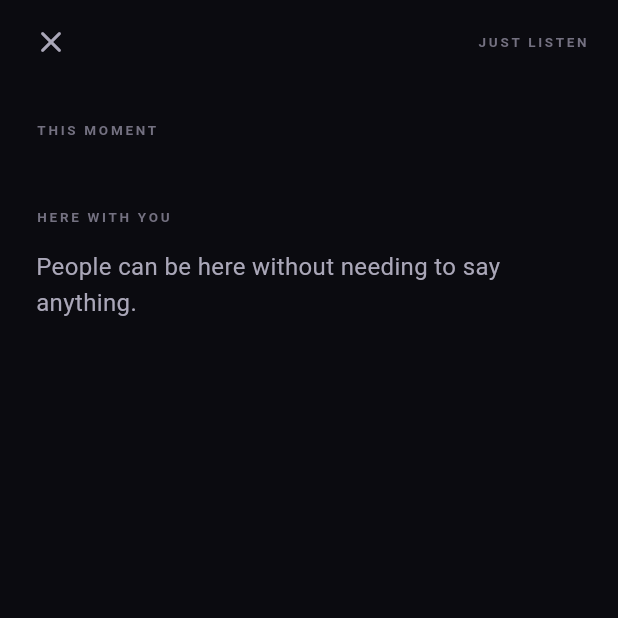
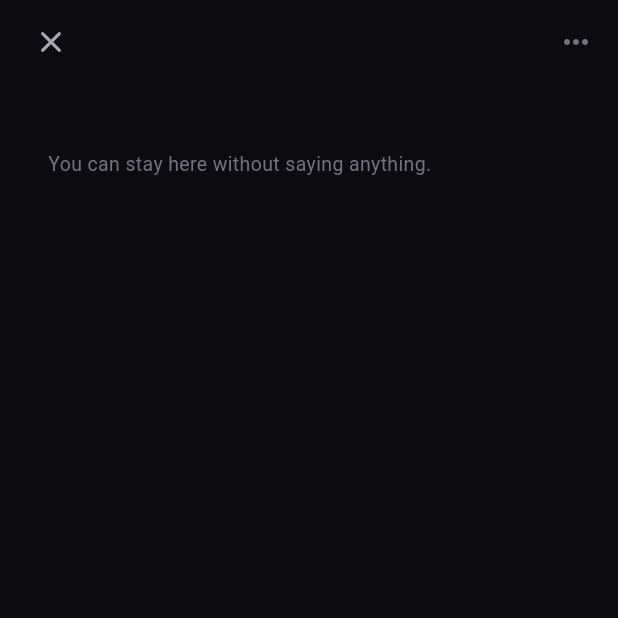
Before and after one commit to noyajesse/ventvo, a Flutter app: the SpaceScreen screen opened directly with empty values, on a phone screen of 412 x 824 dp, the top half of it. Run offline on Flutter 3.47's test engine with Material 3 defaults, Android fonts, the phone set to English and light mode, and no system bars; our stand-ins replace flutter_riverpod, shared_preferences; accounts and stored records are empty.

Commit message:
refine: make Space immersive around the Moment

```diff
--- a/lib/features/spaces/screens/space_screen.dart
+++ b/lib/features/spaces/screens/space_screen.dart
@@ -82,6 +82,7 @@ class _SpaceScreenState extends ConsumerState<SpaceScreen> {
     await ref.read(spaceProvider.notifier).addMoment(widget.space.id, moment.id);
     if (!mounted) return;
     controller.clear();
+    setState(() {});
   }
 
   @override
@@ -113,7 +114,7 @@ class _SpaceScreenState extends ConsumerState<SpaceScreen> {
   }
 
   Widget _header() => Padding(
-        padding: const EdgeInsets.fromLTRB(10, 4, 20, 4),
+        padding: const EdgeInsets.fromLTRB(10, 4, 16, 4),
         child: Row(
           children: [
             IconButton(
@@ -121,15 +122,7 @@ class _SpaceScreenState extends ConsumerState<SpaceScreen> {
               icon: const Icon(Icons.close_rounded, color: VentvoColors.textSecondary),
             ),
             const Spacer(),
-            Text(
-              widget.space.isJustListen ? 'JUST LISTEN' : 'OPEN DISCUSSION',
-              style: const TextStyle(
-                color: VentvoColors.textMuted,
-                fontSize: 9,
-                fontWeight: FontWeight.w700,
-                letterSpacing: 1.8,
-              ),
-            ),
+            const Icon(Icons.more_horiz_rounded, color: VentvoColors.textMuted),
           ],
         ),
       );
@@ -142,49 +135,27 @@ class _SpaceScreenState extends ConsumerState<SpaceScreen> {
 
     return ListView(
       physics: const BouncingScrollPhysics(),
-      padding: const EdgeInsets.fromLTRB(24, 24, 24, 36),
+      padding: const EdgeInsets.fromLTRB(24, 10, 24, 42),
       children: [
-        const Text(
-          'THIS MOMENT',
-          style: TextStyle(color: VentvoColors.textMuted, fontSize: 9, fontWeight: FontWeight.w700, letterSpacing: 1.8),
-        ),
-        const SizedBox(height: 14),
         if (moments.isNotEmpty) _origin(moments.first),
+        if (ordinaryResponses.isNotEmpty) ...[
+          const SizedBox(height: 34),
+          ...ordinaryResponses.map(_response),
+        ],
         if (moments.length > 1) ...[
-          const SizedBox(height: 40),
-          const Text(
-            'MOMENTS THAT FOLLOWED',
-            style: TextStyle(color: VentvoColors.textMuted, fontSize: 9, fontWeight: FontWeight.w700, letterSpacing: 1.8),
-          ),
-          const SizedBox(height: 16),
+          const SizedBox(height: 34),
           ...moments.skip(1).map(_moment),
         ],
-        if (ordinaryResponses.isNotEmpty) ...[
-          const SizedBox(height: 30),
-          const Text(
-            'AROUND THIS MOMENT',
-            style: TextStyle(color: VentvoColors.textMuted, fontSize: 9, fontWeight: FontWeight.w700, letterSpacing: 1.8),
-          ),
-          const SizedBox(height: 14),
-          ...ordinaryResponses.map(_response),
-        ] else if (widget.space.isJustListen) ...[
-          const SizedBox(height: 30),
-          const Text(
-            'HERE WITH YOU',
-            style: TextStyle(color: VentvoColors.textMuted, fontSize: 9, fontWeight: FontWeight.w700, letterSpacing: 1.8),
-          ),
-          const SizedBox(height: 14),
-          const Text(
-            'People can be here without needing to say anything.',
-            style: TextStyle(color: VentvoColors.textSecondary, height: 1.5),
-          ),
+        if (widget.space.isJustListen && ordinaryResponses.isEmpty) ...[
+          const SizedBox(height: 34),
+          _quietPresence(),
         ],
       ],
     );
   }
 
   Widget _origin(Vent vent) => Container(
-        padding: const EdgeInsets.fromLTRB(22, 24, 22, 28),
+        padding: const EdgeInsets.fromLTRB(22, 25, 22, 30),
         decoration: BoxDecoration(
           color: VentvoColors.surfaceElevated,
           borderRadius: BorderRadius.circular(30),
@@ -205,10 +176,10 @@ class _SpaceScreenState extends ConsumerState<SpaceScreen> {
   Widget _moment(Vent vent) => Padding(
         padding: const EdgeInsets.only(bottom: 20),
         child: Container(
-          padding: const EdgeInsets.fromLTRB(18, 18, 18, 20),
+          padding: const EdgeInsets.fromLTRB(19, 19, 19, 21),
           decoration: BoxDecoration(
             color: VentvoColors.surfaceElevated,
-            borderRadius: BorderRadius.circular(24),
+            borderRadius: BorderRadius.circular(25),
           ),
           child: Column(
             crossAxisAlignment: CrossAxisAlignment.start,
@@ -229,21 +200,31 @@ class _SpaceScreenState extends ConsumerState<SpaceScreen> {
         ),
       );
 
-  Widget _response(SpaceResponse response) => Container(
-        margin: const EdgeInsets.only(bottom: 12),
-        padding: const EdgeInsets.fromLTRB(17, 15, 17, 15),
-        decoration: BoxDecoration(
-          color: VentvoColors.surface,
-          borderRadius: BorderRadius.circular(18),
-          border: Border.all(color: VentvoColors.border),
-        ),
-        child: Column(
+  Widget _response(SpaceResponse response) => Padding(
+        padding: const EdgeInsets.only(bottom: 10),
+        child: Row(
           crossAxisAlignment: CrossAxisAlignment.start,
           children: [
-            Text(response.voiceMark, style: const TextStyle(color: VentvoColors.textMuted, fontSize: 10)),
-            const SizedBox(height: 7),
-            Text(response.content, style: const TextStyle(color: VentvoColors.textPrimary, fontSize: 14, height: 1.5)),
+            Padding(
+              padding: const EdgeInsets.only(top: 2),
+              child: Text(response.voiceMark, style: const TextStyle(color: VentvoColors.textMuted, fontSize: 10)),
+            ),
+            const SizedBox(width: 11),
+            Expanded(
+              child: Text(
+                response.content,
+                style: const TextStyle(color: VentvoColors.textSecondary, fontSize: 14, height: 1.55),
+              ),
+            ),
           ],
+        ),
+      );
+
+  Widget _quietPresence() => const Padding(
+        padding: EdgeInsets.symmetric(horizontal: 8),
+        child: Text(
+          'You can stay here without saying anything.',
+          style: TextStyle(color: VentvoColors.textMuted, fontSize: 13, height: 1.5),
         ),
       );
 
@@ -260,7 +241,7 @@ class _SpaceScreenState extends ConsumerState<SpaceScreen> {
                   maxLines: 4,
                   style: const TextStyle(color: VentvoColors.textPrimary, fontSize: 14),
                   decoration: InputDecoration(
-                    hintText: 'Share what this moment brought up.',
+                    hintText: 'Say what came up for you…',
                     hintStyle: const TextStyle(color: VentvoColors.textMuted, fontSize: 13),
                     filled: true,
                     fillColor: VentvoColors.surface,
@@ -268,20 +249,20 @@ class _SpaceScreenState extends ConsumerState<SpaceScreen> {
                   ),
                 ),
               ),
-              const SizedBox(width: 8),
-              IconButton(
-                onPressed: _respond,
-                icon: const Icon(Icons.arrow_upward_rounded),
-                color: VentvoColors.primary,
-              ),
+              const SizedBox(width: 5),
               PopupMenuButton<String>(
                 icon: const Icon(Icons.add_circle_outline_rounded, color: VentvoColors.textMuted),
                 onSelected: (value) {
                   if (value == 'moment') _createMoment();
                 },
                 itemBuilder: (_) => const [
-                  PopupMenuItem(value: 'moment', child: Text('Share a Moment')),
+                  PopupMenuItem(value: 'moment', child: Text('Share as a Moment')),
                 ],
+              ),
+              IconButton(
+                onPressed: _respond,
+                icon: const Icon(Icons.arrow_upward_rounded),
+                color: VentvoColors.primary,
               ),
             ],
           ),
```
